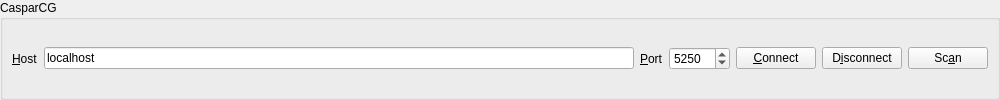
The window that gui/casparcg.ui (dimitry-ishenko-casparcg/pbus2amcp) describes before a commit, drawn with Qt 5.
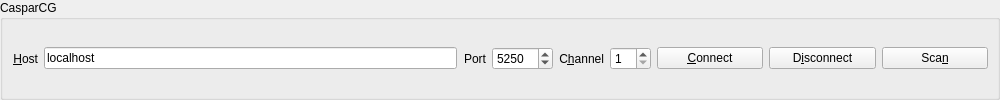
The same window after the commit.

Diff of the .ui file:
```diff
--- a/gui/casparcg.ui
+++ b/gui/casparcg.ui
@@ -11,9 +11,6 @@
    </rect>
   </property>
   <layout class="QVBoxLayout" name="layout">
-   <property name="spacing">
-    <number>0</number>
-   </property>
    <property name="leftMargin">
     <number>0</number>
    </property>
@@ -33,10 +30,34 @@
      </property>
      <layout class="QHBoxLayout" name="layout_2">
       <item>
+       <widget class="QWidget" name="widget" native="true">
+        <property name="sizePolicy">
+         <sizepolicy hsizetype="Preferred" vsizetype="Preferred">
+          <horstretch>6</horstretch>
+          <verstretch>0</verstretch>
+         </sizepolicy>
+        </property>
+        <layout class="QHBoxLayout" name="layout_3">
+         <property name="leftMargin">
+          <number>0</number>
+         </property>
+         <property name="topMargin">
+          <number>0</number>
+         </property>
+         <property name="rightMargin">
+          <number>0</number>
+         </property>
+         <property name="bottomMargin">
+          <number>0</number>
+         </property>
+         <item>
        <widget class="QLabel" name="label">
         <property name="text">
          <string>&amp;Host</string>
         </property>
+           <property name="alignment">
+            <set>Qt::AlignRight|Qt::AlignTrailing|Qt::AlignVCenter</set>
+           </property>
         <property name="buddy">
          <cstring>name</cstring>
         </property>
@@ -52,7 +73,10 @@
       <item>
        <widget class="QLabel" name="label_2">
         <property name="text">
-         <string>&amp;Port</string>
+            <string>Port</string>
+           </property>
+           <property name="alignment">
+            <set>Qt::AlignRight|Qt::AlignTrailing|Qt::AlignVCenter</set>
         </property>
         <property name="buddy">
          <cstring>port</cstring>
@@ -73,7 +97,36 @@
        </widget>
       </item>
       <item>
+          <widget class="QLabel" name="label_3">
+           <property name="text">
+            <string>C&amp;hannel</string>
+           </property>
+           <property name="alignment">
+            <set>Qt::AlignRight|Qt::AlignTrailing|Qt::AlignVCenter</set>
+           </property>
+           <property name="buddy">
+            <cstring>chan</cstring>
+           </property>
+          </widget>
+         </item>
+         <item>
+          <widget class="QSpinBox" name="chan">
+           <property name="minimum">
+            <number>1</number>
+           </property>
+          </widget>
+         </item>
+        </layout>
+       </widget>
+      </item>
+      <item>
        <widget class="QPushButton" name="open">
+        <property name="sizePolicy">
+         <sizepolicy hsizetype="Minimum" vsizetype="Fixed">
+          <horstretch>1</horstretch>
+          <verstretch>0</verstretch>
+         </sizepolicy>
+        </property>
         <property name="text">
          <string>&amp;Connect</string>
         </property>
@@ -81,6 +134,12 @@
       </item>
       <item>
        <widget class="QPushButton" name="close">
+        <property name="sizePolicy">
+         <sizepolicy hsizetype="Minimum" vsizetype="Fixed">
+          <horstretch>1</horstretch>
+          <verstretch>0</verstretch>
+         </sizepolicy>
+        </property>
         <property name="text">
          <string>D&amp;isconnect</string>
         </property>
@@ -88,8 +147,14 @@
       </item>
       <item>
        <widget class="QPushButton" name="scan">
+        <property name="sizePolicy">
+         <sizepolicy hsizetype="Minimum" vsizetype="Fixed">
+          <horstretch>1</horstretch>
+          <verstretch>0</verstretch>
+         </sizepolicy>
+        </property>
         <property name="text">
-         <string>Sc&amp;an</string>
+         <string>Sca&amp;n</string>
         </property>
        </widget>
       </item>
```
Left out of the diff: 8 changed lines with no effect on the pictures. Lines whose indentation alone changed are shown as unchanged.
